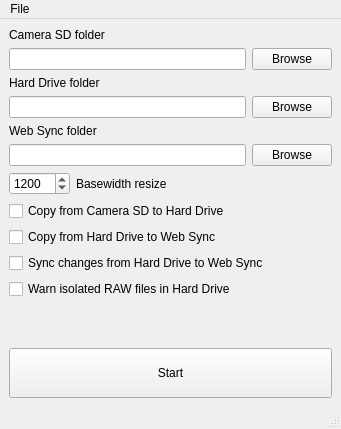
The window that photospy.ui (robomojo/photospy) describes before a commit, drawn with Qt 5.
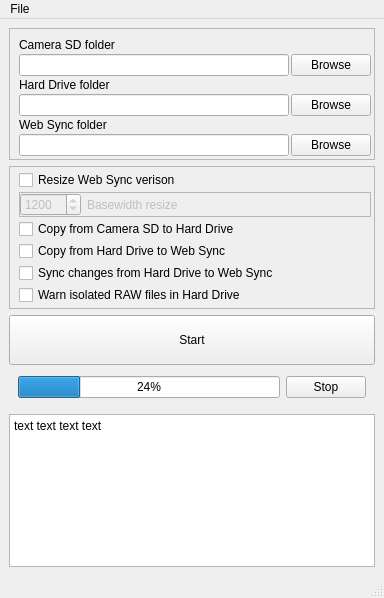
The same window after the commit.

What changed in the file:
```diff
--- a/photospy.ui
+++ b/photospy.ui
@@ -6,8 +6,8 @@
    <rect>
     <x>0</x>
     <y>0</y>
-    <width>341</width>
-    <height>429</height>
+    <width>381</width>
+    <height>598</height>
    </rect>
   </property>
   <property name="windowTitle">
@@ -19,7 +19,29 @@
    </property>
    <layout class="QVBoxLayout" name="verticalLayout">
     <item>
+     <widget class="QFrame" name="DIRECTORIES">
+      <property name="frameShape">
+       <enum>QFrame::StyledPanel</enum>
+      </property>
+      <property name="frameShadow">
+       <enum>QFrame::Sunken</enum>
+      </property>
      <layout class="QVBoxLayout" name="verticalLayout_3">
+       <property name="spacing">
+        <number>2</number>
+       </property>
+       <property name="leftMargin">
+        <number>9</number>
+       </property>
+       <property name="topMargin">
+        <number>9</number>
+       </property>
+       <property name="rightMargin">
+        <number>3</number>
+       </property>
+       <property name="bottomMargin">
+        <number>3</number>
+       </property>
       <item>
        <widget class="QLabel" name="label">
         <property name="text">
@@ -84,18 +106,70 @@
        </layout>
       </item>
      </layout>
+     </widget>
     </item>
     <item>
+     <widget class="QFrame" name="SETTINGS">
+      <property name="frameShape">
+       <enum>QFrame::StyledPanel</enum>
+      </property>
+      <property name="frameShadow">
+       <enum>QFrame::Sunken</enum>
+      </property>
      <layout class="QVBoxLayout" name="verticalLayout_5" stretch="0,0,0,0,0,0">
+       <property name="spacing">
+        <number>2</number>
+       </property>
       <property name="sizeConstraint">
        <enum>QLayout::SetDefaultConstraint</enum>
       </property>
       <property name="topMargin">
-       <number>0</number>
-      </property>
+        <number>3</number>
+       </property>
+       <property name="rightMargin">
+        <number>3</number>
+       </property>
+       <property name="bottomMargin">
+        <number>3</number>
+       </property>
       <item>
+        <widget class="QCheckBox" name="checkBox_5">
+         <property name="text">
+          <string>Resize Web Sync verison</string>
+         </property>
+        </widget>
+       </item>
+       <item>
+        <widget class="QFrame" name="frame">
+         <property name="enabled">
+          <bool>false</bool>
+         </property>
+         <property name="sizePolicy">
+          <sizepolicy hsizetype="Minimum" vsizetype="Minimum">
+           <horstretch>0</horstretch>
+           <verstretch>0</verstretch>
+          </sizepolicy>
+         </property>
+         <property name="minimumSize">
+          <size>
+           <width>0</width>
+           <height>0</height>
+          </size>
+         </property>
+         <property name="frameShape">
+          <enum>QFrame::StyledPanel</enum>
+         </property>
+         <property name="frameShadow">
+          <enum>QFrame::Raised</enum>
+         </property>
+         <property name="lineWidth">
+          <number>1</number>
+         </property>
        <layout class="QHBoxLayout" name="horizontalLayout_4">
-        <property name="topMargin">
+          <property name="spacing">
+           <number>6</number>
+          </property>
+          <property name="margin">
          <number>0</number>
         </property>
         <item>
@@ -137,13 +211,14 @@
           </property>
           <property name="sizeHint" stdset="0">
            <size>
-            <width>40</width>
+              <width>192</width>
             <height>20</height>
            </size>
           </property>
          </spacer>
         </item>
        </layout>
+        </widget>
       </item>
       <item>
        <widget class="QCheckBox" name="checkBox">
@@ -173,6 +248,45 @@
         </property>
        </widget>
       </item>
+      </layout>
+     </widget>
+    </item>
+    <item>
+     <widget class="QPushButton" name="pushButton_4">
+      <property name="minimumSize">
+       <size>
+        <width>0</width>
+        <height>50</height>
+       </size>
+      </property>
+      <property name="text">
+       <string>Start</string>
+      </property>
+     </widget>
+    </item>
+    <item>
+     <widget class="QFrame" name="PROGRESSBAR">
+      <layout class="QHBoxLayout" name="horizontalLayout_5">
+       <property name="topMargin">
+        <number>5</number>
+       </property>
+       <item>
+        <widget class="QProgressBar" name="progressBar">
+         <property name="value">
+          <number>24</number>
+         </property>
+        </widget>
+       </item>
+       <item>
+        <widget class="QPushButton" name="pushButton_5">
+         <property name="text">
+          <string>Stop</string>
+         </property>
+        </widget>
+       </item>
+      </layout>
+     </widget>
+    </item>
       <item>
        <spacer name="verticalSpacer">
         <property name="orientation">
@@ -186,18 +300,14 @@
         </property>
        </spacer>
       </item>
-     </layout>
-    </item>
     <item>
-     <widget class="QPushButton" name="pushButton_4">
-      <property name="minimumSize">
-       <size>
-        <width>0</width>
-        <height>50</height>
-       </size>
+     <widget class="QPlainTextEdit" name="plainTextEdit">
+      <property name="readOnly">
+       <bool>true</bool>
       </property>
-      <property name="text">
-       <string>Start</string>
+      <property name="plainText">
+       <string>text text text text
+</string>
       </property>
      </widget>
     </item>
@@ -208,7 +318,7 @@
     <rect>
      <x>0</x>
      <y>0</y>
-     <width>341</width>
+     <width>381</width>
      <height>21</height>
     </rect>
    </property>
```
Left out of the diff: 19 changed lines with no effect on the pictures. Lines whose indentation alone changed are shown as unchanged.
